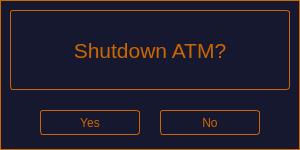
Qt form lib_gui/initial_screen/exit_widget.ui (v-str/ATM-North-Star) before a commit.
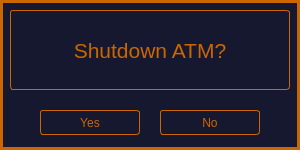
The same form after that commit.

Commit message: Refactoring existing widget code

Diff of the .ui file:
```diff
--- a/lib_gui/initial_screen/exit_widget.ui
+++ b/lib_gui/initial_screen/exit_widget.ui
@@ -14,8 +14,10 @@
    <string>Form</string>
   </property>
   <property name="styleSheet">
-   <string notr="true">background: rgb(21, 24, 46);
-border: 1px solid #CC6600;</string>
+   <string notr="true">QWidget{
+background: rgb(21, 24, 46);
+border: 3px solid #CC6600;
+}</string>
   </property>
   <widget class="QPushButton" name="button_yes">
    <property name="geometry">
```
The commit also changes 7 other files.
